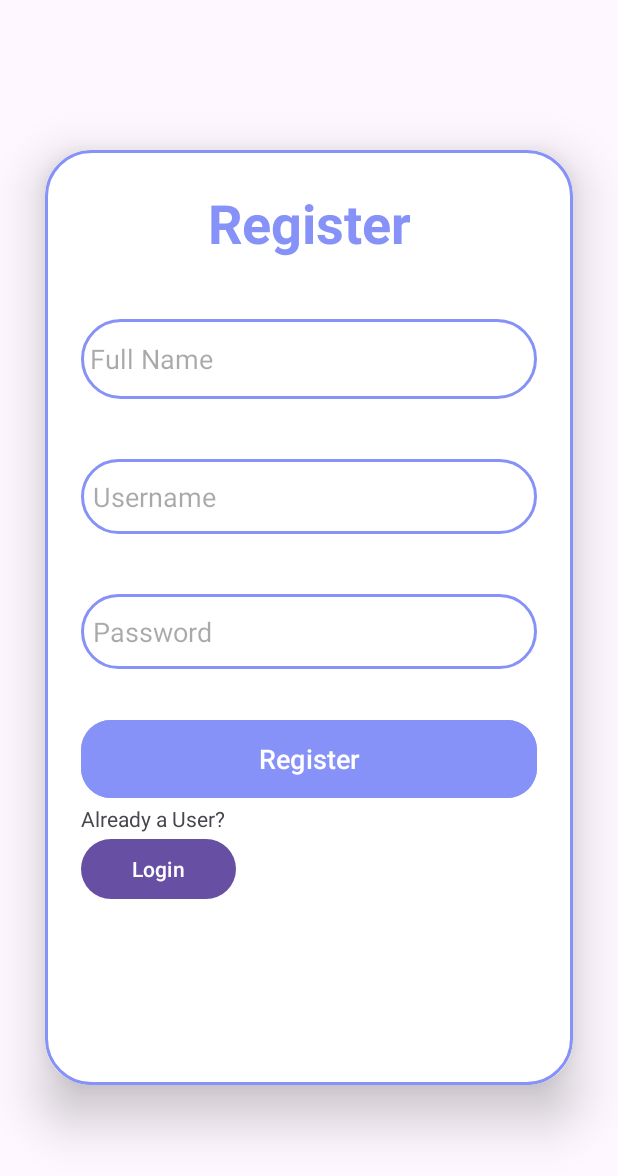
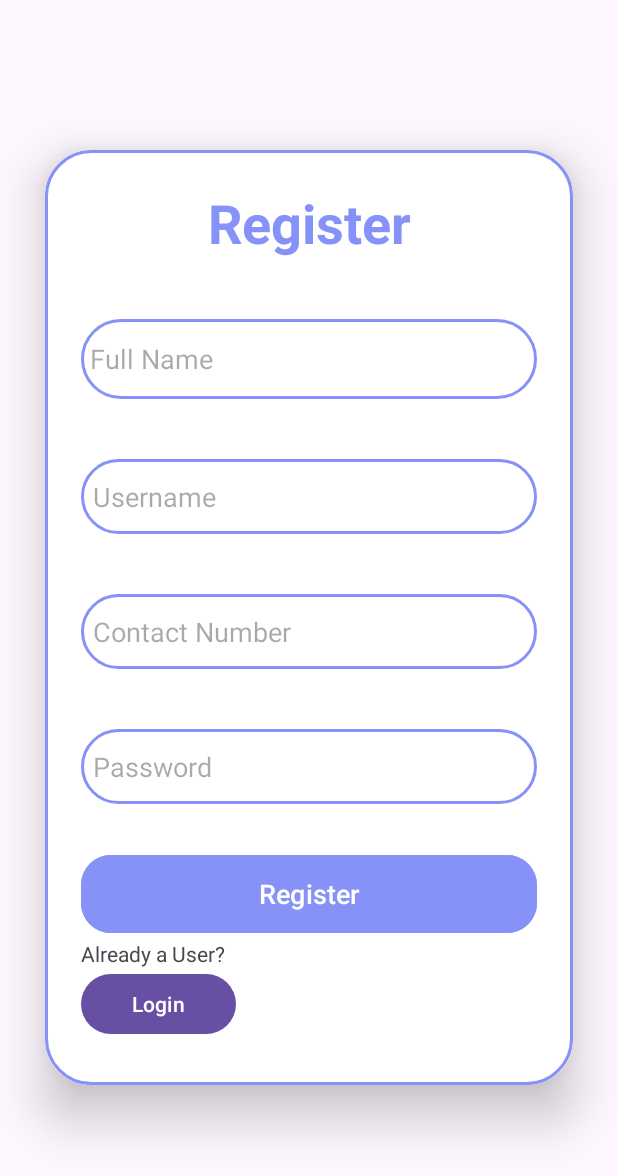
Before and after one commit to akshayak1408/AidHarbour-Charity-Android-Application, an Android app: the Register screen opened directly, with no data from a screen before it, on a phone screen of 412 x 824 dp. Shown: the top 1176 px of the screen. Run offline under Robolectric (Android 15) with nearby library versions, the phone set to English and light mode, and no system bars; our stand-ins replace Firebase (no records; nobody signed in at launch, a user with empty details on screens opened directly).

Commit message:
Realtime db for register

```diff
--- a/AndroidStudioProjects/AidHarbour/app/build.gradle.kts
+++ b/AndroidStudioProjects/AidHarbour/app/build.gradle.kts
@@ -2,6 +2,7 @@ plugins {
     id("com.android.application")
     id("org.jetbrains.kotlin.android")
     id("com.google.gms.google-services")
+
 }
 
 android {
--- /dev/null
+++ b/AndroidStudioProjects/AidHarbour/app/src/main/java/com/example/aidharbour/MyInterface.kt
@@ -0,0 +1,5 @@
+package com.example.aidharbour
+
+interface MyInterface {
+    fun transferredMessage(username: String, password: String)
+}
--- a/AndroidStudioProjects/AidHarbour/app/src/main/java/com/example/aidharbour/ProfileFragment.kt
+++ b/AndroidStudioProjects/AidHarbour/app/src/main/java/com/example/aidharbour/ProfileFragment.kt
@@ -1,10 +1,10 @@
 package com.example.aidharbour
 
+import android.content.Intent
+import android.content.Intent.getIntent
 import android.os.Bundle
 import androidx.fragment.app.Fragment
 import android.view.LayoutInflater
-import android.view.Menu
-import android.view.MenuInflater
 import android.view.View
 import android.view.ViewGroup
 import androidx.appcompat.app.AppCompatActivity
@@ -37,6 +37,8 @@ class ProfileFragment : Fragment() {
         (activity as AppCompatActivity).setSupportActionBar(toolbar)
         (activity as AppCompatActivity).supportActionBar?.title = "User Profile"
         toolbar.overflowIcon = null
+
+
     }
 
 
--- a/AndroidStudioProjects/AidHarbour/app/src/main/res/layout/activity_login.xml
+++ b/AndroidStudioProjects/AidHarbour/app/src/main/res/layout/activity_login.xml
@@ -7,6 +7,7 @@
     android:layout_height="match_parent"
     android:orientation="vertical"
     android:gravity="center"
+    android:id="@+id/container"
     tools:context=".MainActivity">
 
     <androidx.cardview.widget.CardView
--- a/AndroidStudioProjects/AidHarbour/app/src/main/res/layout/activity_register.xml
+++ b/AndroidStudioProjects/AidHarbour/app/src/main/res/layout/activity_register.xml
@@ -60,6 +60,19 @@
                 android:textColor="@color/black" />
 
             <EditText
+                android:id="@+id/contactno"
+                android:layout_width="match_parent"
+                android:layout_height="50dp"
+                android:layout_marginTop="40dp"
+                android:background="@drawable/custom_edittext"
+                android:drawablePadding="6dp"
+                android:hint="Contact Number"
+
+                android:padding="8dp"
+                android:textColor="@color/black" />
+
+
+            <EditText
                 android:id="@+id/password"
                 android:layout_width="match_parent"
                 android:layout_height="50dp"
--- a/AndroidStudioProjects/AidHarbour/app/src/main/res/layout/fragment_profile.xml
+++ b/AndroidStudioProjects/AidHarbour/app/src/main/res/layout/fragment_profile.xml
@@ -69,7 +69,7 @@
                     android:layout_height="wrap_content"
                     android:layout_below="@id/textview_name"
                     android:paddingLeft="30dp"
-                    android:text="Donor"
+                    android:text="Admin"
                     android:layout_centerVertical="true"
                     android:layout_marginStart="10dp"
                     android:layout_toEndOf="@id/profile_img"
```
Also changed, not shown: AndroidStudioProjects/AidHarbour/app/src/main/java/com/example/aidharbour/Login.kt (+28 -10 lines), AndroidStudioProjects/AidHarbour/app/src/main/java/com/example/aidharbour/Register.kt (+46 -19 lines).
